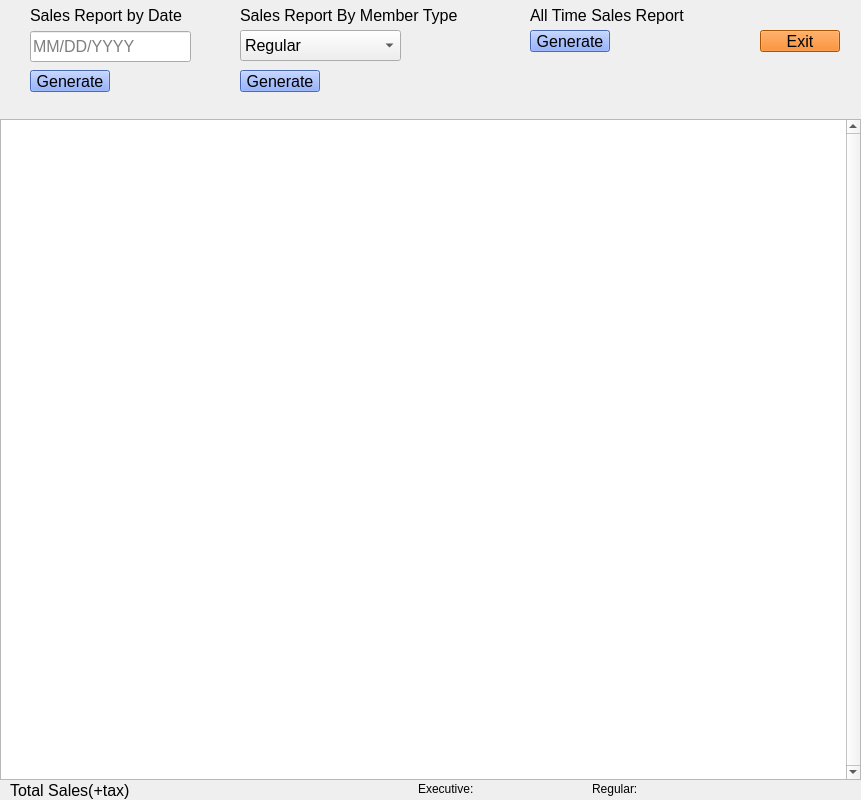
The window that salesreport.ui (max9001/Bulk-Club-Project) describes before a commit, drawn with Qt 5.
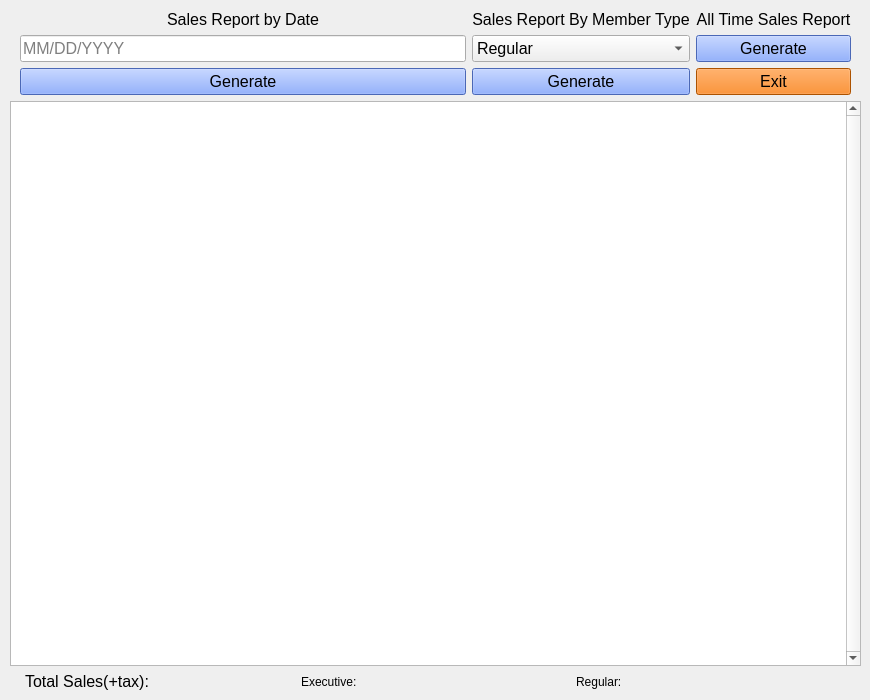
The same window after the commit.

Diff of the .ui file:
```diff
--- a/salesreport.ui
+++ b/salesreport.ui
@@ -6,8 +6,8 @@
    <rect>
     <x>0</x>
     <y>0</y>
-    <width>861</width>
-    <height>800</height>
+    <width>870</width>
+    <height>700</height>
    </rect>
   </property>
   <property name="sizePolicy">
@@ -19,15 +19,179 @@
   <property name="windowTitle">
    <string>Sales Report</string>
   </property>
-  <widget class="QTableView" name="tableView">
+  <widget class="QWidget" name="verticalLayoutWidget">
    <property name="geometry">
     <rect>
      <x>0</x>
-     <y>119</y>
-     <width>861</width>
-     <height>661</height>
+     <y>0</y>
+     <width>871</width>
+     <height>701</height>
     </rect>
    </property>
+   <layout class="QVBoxLayout" name="verticalLayout">
+    <property name="leftMargin">
+     <number>10</number>
+    </property>
+    <property name="topMargin">
+     <number>10</number>
+    </property>
+    <property name="rightMargin">
+     <number>10</number>
+    </property>
+    <property name="bottomMargin">
+     <number>10</number>
+    </property>
+    <item>
+     <layout class="QGridLayout" name="gridLayout">
+      <property name="leftMargin">
+       <number>10</number>
+      </property>
+      <property name="rightMargin">
+       <number>10</number>
+      </property>
+      <item row="0" column="0">
+       <widget class="QLabel" name="label">
+        <property name="font">
+         <font>
+          <pointsize>12</pointsize>
+         </font>
+        </property>
+        <property name="text">
+         <string>Sales Report by Date</string>
+        </property>
+        <property name="alignment">
+         <set>Qt::AlignCenter</set>
+        </property>
+       </widget>
+      </item>
+      <item row="2" column="2">
+       <widget class="QPushButton" name="ExitButton">
+        <property name="font">
+         <font>
+          <pointsize>12</pointsize>
+         </font>
+        </property>
+        <property name="styleSheet">
+         <string notr="true">background-color: rgb(241, 115, 0)</string>
+        </property>
+        <property name="text">
+         <string>Exit</string>
+        </property>
+       </widget>
+      </item>
+      <item row="1" column="1">
+       <widget class="QComboBox" name="MemberTypeComboBox">
+        <property name="font">
+         <font>
+          <pointsize>12</pointsize>
+         </font>
+        </property>
+        <item>
+         <property name="text">
+          <string>Regular</string>
+         </property>
+        </item>
+        <item>
+         <property name="text">
+          <string>Executive</string>
+         </property>
+        </item>
+       </widget>
+      </item>
+      <item row="2" column="0">
+       <widget class="QPushButton" name="DatePushButton">
+        <property name="font">
+         <font>
+          <pointsize>12</pointsize>
+         </font>
+        </property>
+        <property name="styleSheet">
+         <string notr="true">background-color: rgb(105, 146, 255)</string>
+        </property>
+        <property name="text">
+         <string>Generate</string>
+        </property>
+       </widget>
+      </item>
+      <item row="1" column="2">
+       <widget class="QPushButton" name="AllTimeButton">
+        <property name="font">
+         <font>
+          <pointsize>12</pointsize>
+         </font>
+        </property>
+        <property name="styleSheet">
+         <string notr="true"> background-color: rgb(105, 146, 255)</string>
+        </property>
+        <property name="text">
+         <string>Generate</string>
+        </property>
+       </widget>
+      </item>
+      <item row="0" column="1">
+       <widget class="QLabel" name="label_2">
+        <property name="font">
+         <font>
+          <pointsize>12</pointsize>
+         </font>
+        </property>
+        <property name="text">
+         <string>Sales Report By Member Type</string>
+        </property>
+        <property name="alignment">
+         <set>Qt::AlignCenter</set>
+        </property>
+       </widget>
+      </item>
+      <item row="2" column="1">
+       <widget class="QPushButton" name="MemberTypePushButton">
+        <property name="font">
+         <font>
+          <pointsize>12</pointsize>
+         </font>
+        </property>
+        <property name="styleSheet">
+         <string notr="true">background-color: rgb(105, 146, 255)</string>
+        </property>
+        <property name="text">
+         <string>Generate</string>
+        </property>
+       </widget>
+      </item>
+      <item row="0" column="2">
+       <widget class="QLabel" name="label_3">
+        <property name="font">
+         <font>
+          <pointsize>12</pointsize>
+         </font>
+        </property>
+        <property name="text">
+         <string>All Time Sales Report</string>
+        </property>
+        <property name="alignment">
+         <set>Qt::AlignCenter</set>
+        </property>
+       </widget>
+      </item>
+      <item row="1" column="0">
+       <widget class="QLineEdit" name="DatelineEdit">
+        <property name="font">
+         <font>
+          <pointsize>12</pointsize>
+         </font>
+        </property>
+        <property name="text">
+         <string/>
+        </property>
+        <property name="placeholderText">
+         <string>MM/DD/YYYY</string>
+        </property>
+       </widget>
+      </item>
+     </layout>
+    </item>
+    <item>
+     <widget class="QTableView" name="tableView">
    <property name="minimumSize">
     <size>
      <width>721</width>
@@ -44,15 +208,17 @@
     <enum>QAbstractScrollArea::AdjustToContents</enum>
    </property>
   </widget>
+    </item>
+    <item>
+     <layout class="QHBoxLayout" name="bottomRow">
+      <property name="leftMargin">
+       <number>15</number>
+      </property>
+      <property name="rightMargin">
+       <number>15</number>
+      </property>
+      <item>
   <widget class="QLabel" name="totalSalesLabel">
-   <property name="geometry">
-    <rect>
-     <x>10</x>
-     <y>780</y>
-     <width>121</width>
-     <height>20</height>
-    </rect>
-   </property>
    <property name="font">
     <font>
      <pointsize>12</pointsize>
@@ -62,15 +228,9 @@
     <string>Total Sales(+tax):</string>
    </property>
   </widget>
+      </item>
+      <item>
   <widget class="QLabel" name="totalSalesNum">
-   <property name="geometry">
-    <rect>
-     <x>130</x>
-     <y>780</y>
-     <width>201</width>
-     <height>20</height>
-    </rect>
-   </property>
    <property name="font">
     <font>
      <pointsize>12</pointsize>
@@ -80,200 +240,7 @@
     <string/>
    </property>
   </widget>
-  <widget class="QComboBox" name="MemberTypeComboBox">
-   <property name="geometry">
-    <rect>
-     <x>240</x>
-     <y>30</y>
-     <width>161</width>
-     <height>31</height>
-    </rect>
-   </property>
-   <property name="font">
-    <font>
-     <pointsize>12</pointsize>
-    </font>
-   </property>
-   <item>
-    <property name="text">
-     <string>Regular</string>
-    </property>
-   </item>
-   <item>
-    <property name="text">
-     <string>Executive</string>
-    </property>
-   </item>
-  </widget>
-  <widget class="QLabel" name="label">
-   <property name="geometry">
-    <rect>
-     <x>30</x>
-     <y>0</y>
-     <width>161</width>
-     <height>31</height>
-    </rect>
-   </property>
-   <property name="font">
-    <font>
-     <pointsize>12</pointsize>
-    </font>
-   </property>
-   <property name="text">
-    <string>Sales Report by Date</string>
-   </property>
-  </widget>
-  <widget class="QPushButton" name="DatePushButton">
-   <property name="geometry">
-    <rect>
-     <x>30</x>
-     <y>70</y>
-     <width>80</width>
-     <height>22</height>
-    </rect>
-   </property>
-   <property name="font">
-    <font>
-     <pointsize>12</pointsize>
-    </font>
-   </property>
-   <property name="styleSheet">
-    <string notr="true">background-color: rgb(105, 146, 255)</string>
-   </property>
-   <property name="text">
-    <string>Generate</string>
-   </property>
-  </widget>
-  <widget class="QLabel" name="label_2">
-   <property name="geometry">
-    <rect>
-     <x>240</x>
-     <y>0</y>
-     <width>291</width>
-     <height>31</height>
-    </rect>
-   </property>
-   <property name="font">
-    <font>
-     <pointsize>12</pointsize>
-    </font>
-   </property>
-   <property name="text">
-    <string>Sales Report By Member Type</string>
-   </property>
-  </widget>
-  <widget class="QPushButton" name="MemberTypePushButton">
-   <property name="geometry">
-    <rect>
-     <x>240</x>
-     <y>70</y>
-     <width>80</width>
-     <height>22</height>
-    </rect>
-   </property>
-   <property name="font">
-    <font>
-     <pointsize>12</pointsize>
-    </font>
-   </property>
-   <property name="styleSheet">
-    <string notr="true">background-color: rgb(105, 146, 255)</string>
-   </property>
-   <property name="text">
-    <string>Generate</string>
-   </property>
-  </widget>
-  <widget class="QLineEdit" name="DatelineEdit">
-   <property name="geometry">
-    <rect>
-     <x>30</x>
-     <y>31</y>
-     <width>161</width>
-     <height>31</height>
-    </rect>
-   </property>
-   <property name="font">
-    <font>
-     <pointsize>12</pointsize>
-    </font>
-   </property>
-   <property name="text">
-    <string/>
-   </property>
-   <property name="placeholderText">
-    <string>MM/DD/YYYY</string>
-   </property>
-  </widget>
-  <widget class="QPushButton" name="ExitButton">
-   <property name="geometry">
-    <rect>
-     <x>760</x>
-     <y>30</y>
-     <width>80</width>
-     <height>22</height>
-    </rect>
-   </property>
-   <property name="font">
-    <font>
-     <pointsize>12</pointsize>
-    </font>
-   </property>
-   <property name="styleSheet">
-    <string notr="true">background-color: rgb(241, 115, 0)</string>
-   </property>
-   <property name="text">
-    <string>Exit</string>
-   </property>
-  </widget>
-  <widget class="QPushButton" name="AllTimeButton">
-   <property name="geometry">
-    <rect>
-     <x>530</x>
-     <y>30</y>
-     <width>80</width>
-     <height>22</height>
-    </rect>
-   </property>
-   <property name="font">
-    <font>
-     <pointsize>12</pointsize>
-    </font>
-   </property>
-   <property name="styleSheet">
-    <string notr="true"> background-color: rgb(105, 146, 255)</string>
-   </property>
-   <property name="text">
-    <string>Generate</string>
-   </property>
-  </widget>
-  <widget class="QLabel" name="label_3">
-   <property name="geometry">
-    <rect>
-     <x>530</x>
-     <y>0</y>
-     <width>161</width>
-     <height>31</height>
-    </rect>
-   </property>
-   <property name="font">
-    <font>
-     <pointsize>12</pointsize>
-    </font>
-   </property>
-   <property name="text">
-    <string>All Time Sales Report</string>
-   </property>
-  </widget>
-  <widget class="QWidget" name="layoutWidget">
-   <property name="geometry">
-    <rect>
-     <x>418</x>
-     <y>780</y>
-     <width>341</width>
-     <height>18</height>
-    </rect>
-   </property>
-   <layout class="QHBoxLayout" name="horizontalLayout">
+      </item>
     <item>
      <widget class="QLabel" name="execLabel">
       <property name="text">
@@ -301,6 +268,8 @@
        <string/>
       </property>
      </widget>
+      </item>
+     </layout>
     </item>
    </layout>
   </widget>
```
Lines whose indentation alone changed are shown as unchanged.
